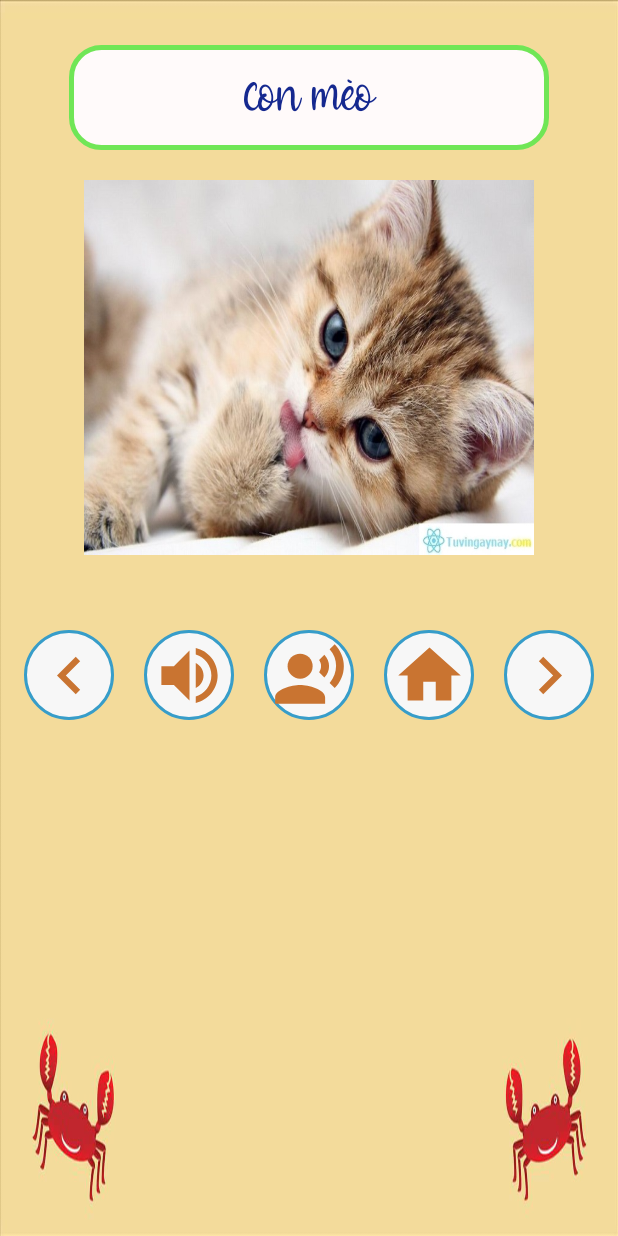
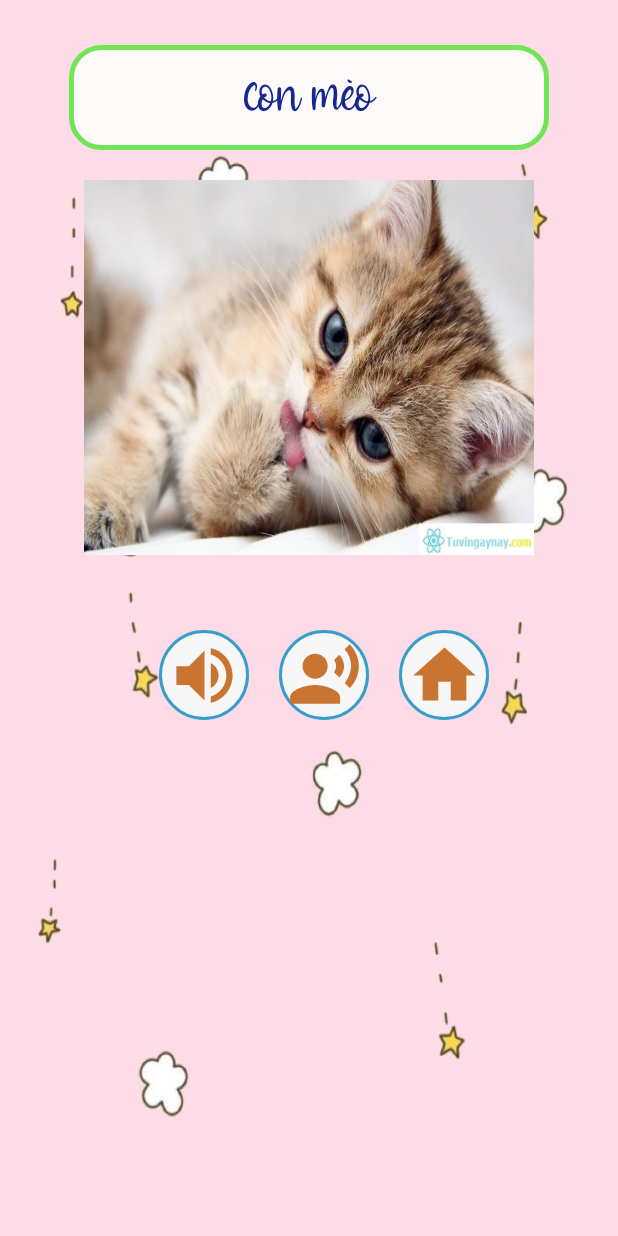
Before and after one commit to tientran2000/nbdongvat, an Android app: the layout chitietdongvat.xml on its own in the app's theme, with its tools: preview values and no code run, on a phone screen of 412 x 824 dp. Run offline under Robolectric (Android 15) with nearby library versions, the phone set to English and light mode, and no system bars.

Commit message:
Commit 2

```diff
--- a/app/src/main/res/layout/chitietdongvat.xml
+++ b/app/src/main/res/layout/chitietdongvat.xml
@@ -2,7 +2,7 @@
 <LinearLayout xmlns:android="http://schemas.android.com/apk/res/android"
     android:orientation="vertical" android:layout_width="match_parent"
     android:layout_height="match_parent"
-    android:background="@drawable/nennhanbiet">
+    android:background="@drawable/nendoan4">
 <TextView
     android:layout_width="320dp"
     android:layout_height="70dp"
@@ -29,12 +29,7 @@
         android:layout_height="wrap_content"
         android:orientation="horizontal"
         android:gravity="center">
-        <ImageButton
-            android:layout_width="60dp"
-            android:layout_height="60dp"
-            android:src="@drawable/back"
-            android:background="@drawable/tron"
-            android:id="@+id/luilai"/>
+
         <ImageButton
             android:layout_marginLeft="20dp"
             android:layout_width="60dp"
@@ -56,12 +51,6 @@
             android:src="@drawable/ttrangchu"
             android:background="@drawable/tron"
             android:id="@+id/trangchu"/>
-        <ImageButton
-            android:layout_marginLeft="20dp"
-            android:layout_width="60dp"
-            android:layout_height="60dp"
-            android:src="@drawable/next"
-            android:background="@drawable/tron"
-            android:id="@+id/tieptheo"/>
+
     </LinearLayout>
 </LinearLayout>
--- a/app/src/main/res/layout/itemdv.xml
+++ b/app/src/main/res/layout/itemdv.xml
@@ -7,7 +7,6 @@
 <ImageView
     android:layout_width="250dp"
     android:layout_height="200dp"
-
     android:id="@+id/itemanh"
     android:scaleType="fitXY"
     android:layout_gravity="center"
--- a/app/src/main/res/layout/kiemtra.xml
+++ b/app/src/main/res/layout/kiemtra.xml
@@ -5,7 +5,7 @@
     android:background="@drawable/nendoan1">
 <TextView
     android:layout_width="320dp"
-    android:layout_height="70dp"
+    android:layout_height="wrap_content"
     android:text="Đâu là con mèo?"
     android:textSize="35sp"
     android:gravity="center"
```
Also changed, not shown: app/src/main/java/com/example/nbdongvat/Kiemtra.java (+15 -6 lines), app/src/main/java/com/example/nbdongvat/chitietdongvat.java (+1 -30 lines), app/src/main/res/anim/left.xml (added, +8 -0 lines), app/src/main/res/anim/right.xml (added, +8 -0 lines), app/src/main/res/anim/sequential_animation.xml (deleted, +0 -14 lines), 4 other files.
